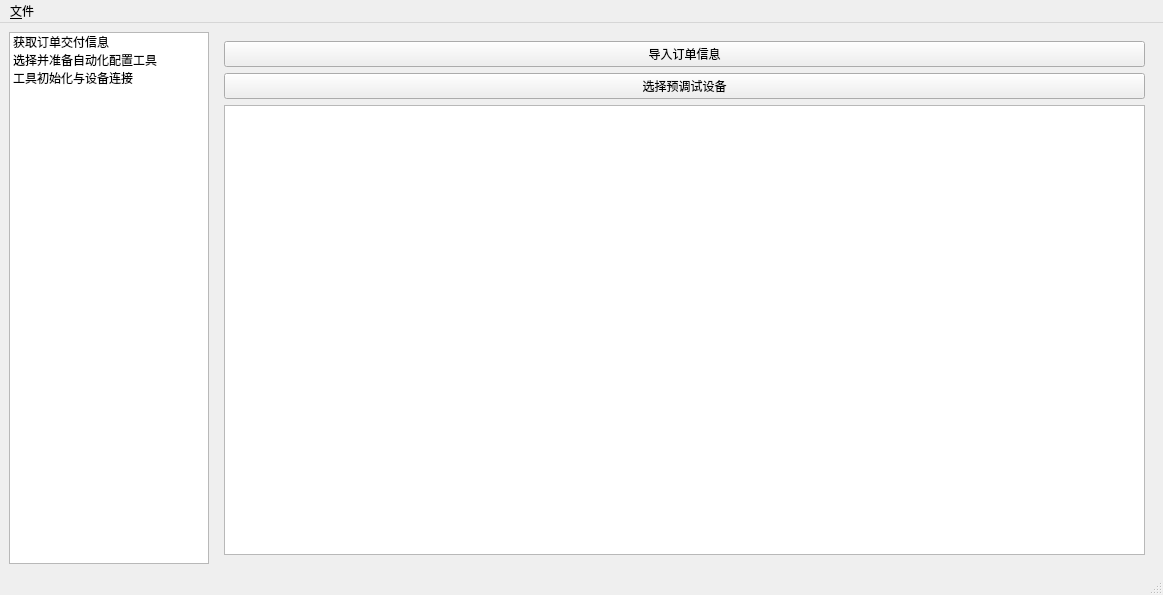
Before: the Qt Designer form src/hotel/resource/panel.ui in garyhuang2018/Test, drawn with Qt 5.
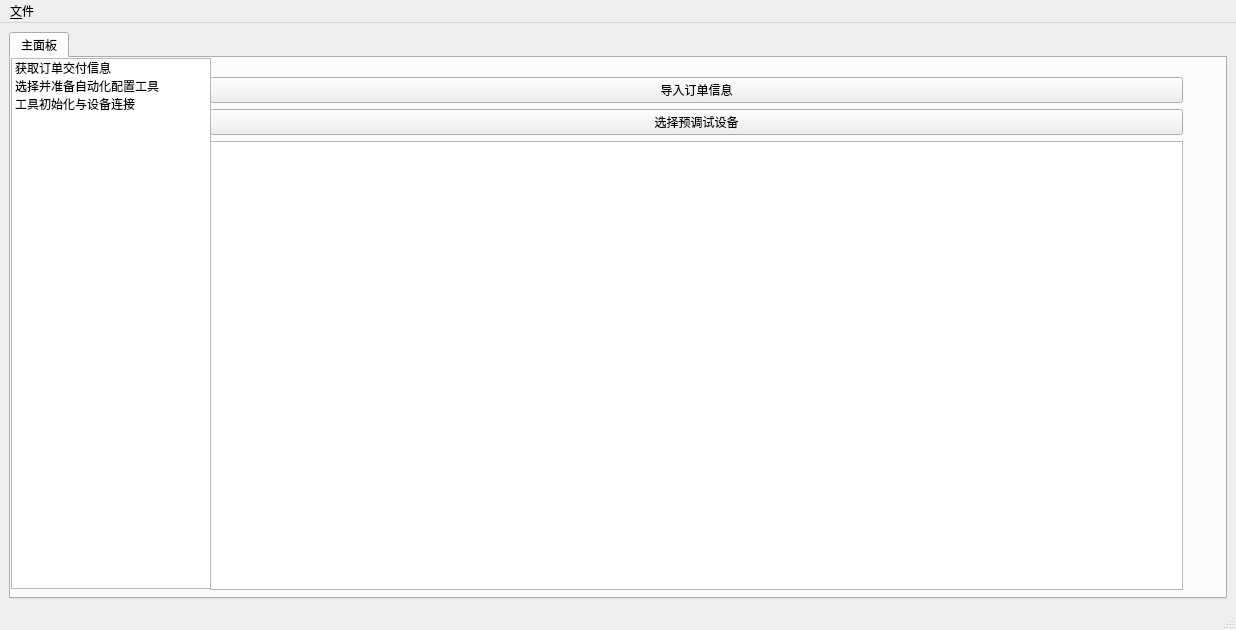
After: the same form once the commit is applied.

Commit message: 增加酒店预调试串口工具面板

Patch:
```diff
--- a/src/hotel/resource/panel.ui
+++ b/src/hotel/resource/panel.ui
@@ -6,8 +6,8 @@
    <rect>
     <x>0</x>
     <y>0</y>
-    <width>1163</width>
-    <height>595</height>
+    <width>1236</width>
+    <height>630</height>
    </rect>
   </property>
   <property name="windowTitle">
@@ -16,38 +16,23 @@
   <widget class="QWidget" name="centralwidget">
    <layout class="QHBoxLayout" name="horizontalLayout">
     <item>
-     <widget class="QListWidget" name="sidebar_list">
-      <property name="minimumSize">
-       <size>
-        <width>200</width>
-        <height>0</height>
-       </size>
+     <widget class="QTabWidget" name="serial_port_tab">
+      <property name="currentIndex">
+       <number>0</number>
       </property>
-      <property name="maximumSize">
-       <size>
-        <width>200</width>
-        <height>16777215</height>
-       </size>
-      </property>
-      <item>
-       <property name="text">
-        <string>获取订单交付信息</string>
-       </property>
-      </item>
-      <item>
-       <property name="text">
-        <string>选择并准备自动化配置工具</string>
-       </property>
-      </item>
-      <item>
-       <property name="text">
-        <string>工具初始化与设备连接</string>
-       </property>
-      </item>
-     </widget>
-    </item>
-    <item>
+      <widget class="QWidget" name="tab_3">
+       <attribute name="title">
+        <string>主面板</string>
+       </attribute>
      <widget class="QStackedWidget" name="stacked_widget">
+        <property name="geometry">
+         <rect>
+          <x>190</x>
+          <y>10</y>
+          <width>991</width>
+          <height>531</height>
+         </rect>
+        </property>
       <widget class="QWidget" name="page_1">
        <layout class="QVBoxLayout" name="verticalLayout_1">
         <item>
@@ -92,6 +77,46 @@
        </layout>
       </widget>
      </widget>
+       <widget class="QListWidget" name="sidebar_list">
+        <property name="geometry">
+         <rect>
+          <x>0</x>
+          <y>0</y>
+          <width>200</width>
+          <height>531</height>
+         </rect>
+        </property>
+        <property name="minimumSize">
+         <size>
+          <width>200</width>
+          <height>0</height>
+         </size>
+        </property>
+        <property name="maximumSize">
+         <size>
+          <width>200</width>
+          <height>16777215</height>
+         </size>
+        </property>
+        <item>
+         <property name="text">
+          <string>获取订单交付信息</string>
+         </property>
+        </item>
+        <item>
+         <property name="text">
+          <string>选择并准备自动化配置工具</string>
+         </property>
+        </item>
+        <item>
+         <property name="text">
+          <string>工具初始化与设备连接</string>
+         </property>
+        </item>
+       </widget>
+      </widget>
+
+     </widget>
     </item>
    </layout>
   </widget>
@@ -100,7 +125,7 @@
     <rect>
      <x>0</x>
      <y>0</y>
-     <width>1163</width>
+     <width>1236</width>
      <height>23</height>
     </rect>
    </property>
```
Lines whose indentation alone changed are shown as unchanged. The commit also changes 1 other file.
